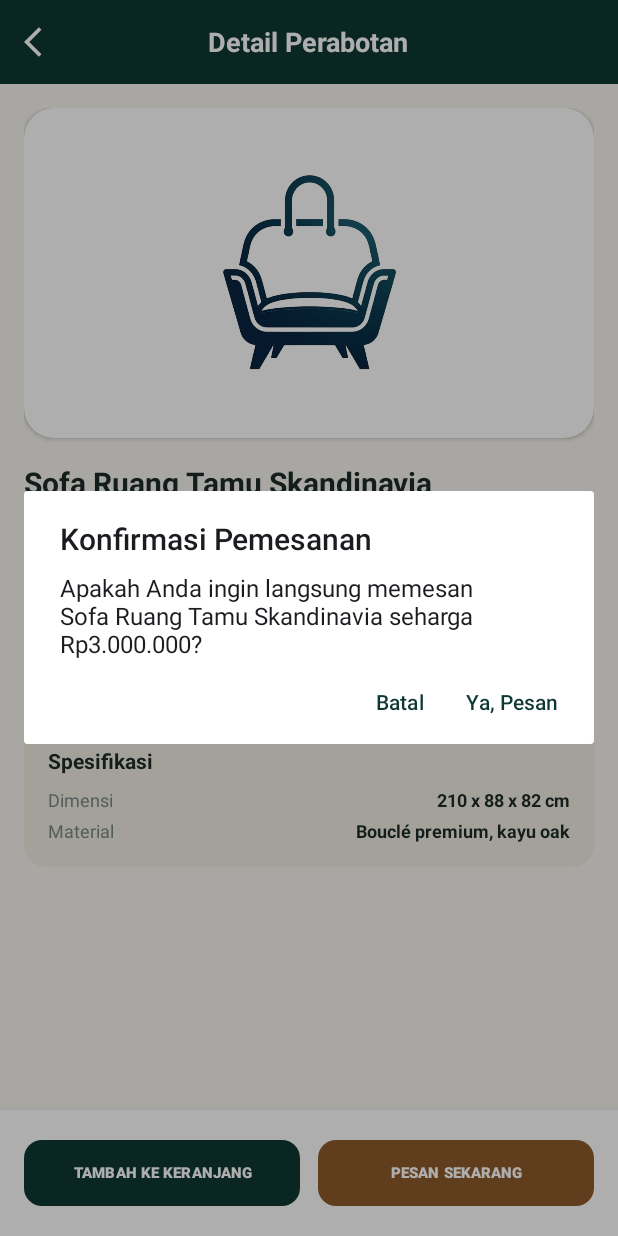
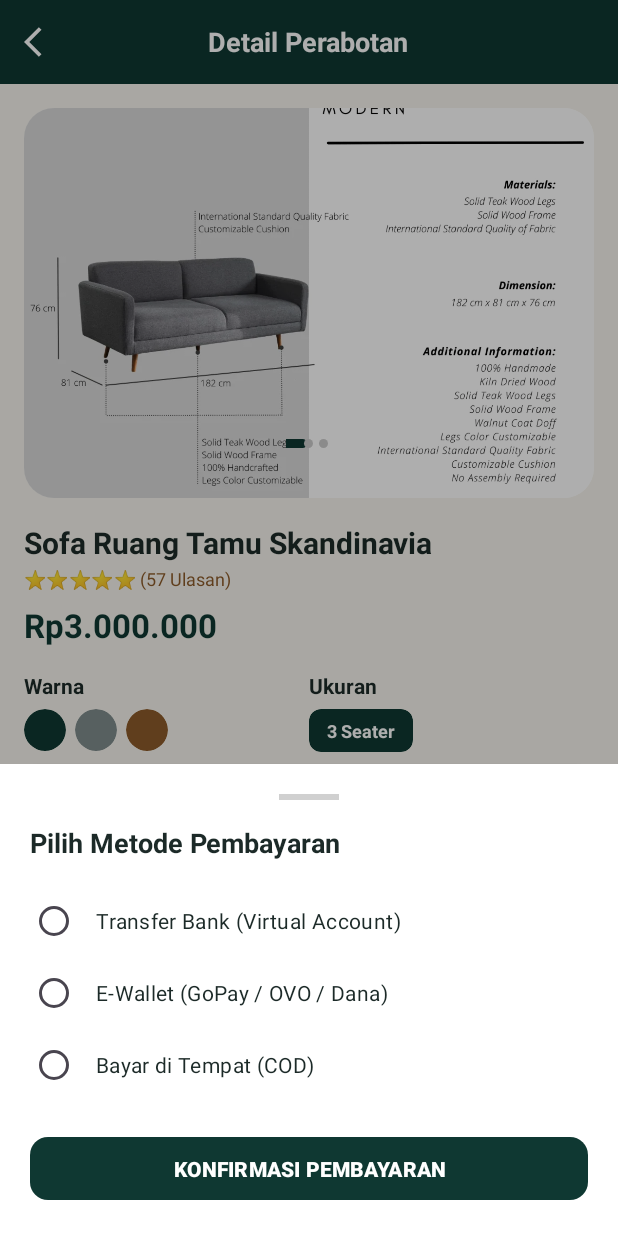
Before and after one commit to rangga-ti/RNG_SIPP, an Android app: the DetailActivity screen opened directly, with no data from a screen before it, after a tap on "PESAN SEKARANG", on a phone screen of 412 x 824 dp. Run offline under Robolectric (Android 15) with nearby library versions, the phone set to English and light mode, and no system bars.

Commit message:
Pertemuan9

```diff
--- /dev/null
+++ b/app/src/main/java/com/example/rng_sipp/Shop/Payment/PaymentBottomSheetDialog.kt
@@ -0,0 +1,52 @@
+package com.example.rng_sipp.Shop.Payment
+
+import android.os.Bundle
+import android.view.LayoutInflater
+import android.view.View
+import android.view.ViewGroup
+import android.widget.Toast
+import com.example.rng_sipp.R
+import com.example.rng_sipp.databinding.LayoutPaymentBottomSheetBinding
+import com.google.android.material.bottomsheet.BottomSheetDialogFragment
+
+class PaymentBottomSheetDialog(
+    private val onPaymentSelected: (String) -> Unit
+) : BottomSheetDialogFragment() {
+
+    private var _binding: LayoutPaymentBottomSheetBinding? = null
+    private val binding get() = _binding!!
+
+    override fun onCreateView(
+        inflater: LayoutInflater,
+        container: ViewGroup?,
+        savedInstanceState: Bundle?
+    ): View {
+        _binding = LayoutPaymentBottomSheetBinding.inflate(inflater, container, false)
+        return binding.root
+    }
+
+    override fun onViewCreated(view: View, savedInstanceState: Bundle?) {
+        super.onViewCreated(view, savedInstanceState)
+
+        binding.btnConfirmPayment.setOnClickListener {
+            val selectedMethod = when (binding.rgPaymentMethods.checkedRadioButtonId) {
+                R.id.rbTransferBank -> "Transfer Bank (Virtual Account)"
+                R.id.rbEWallet -> "E-Wallet (GoPay/OVO)"
+                R.id.rbCOD -> "Bayar di Tempat (COD)"
+                else -> ""
+            }
+
+            if (selectedMethod.isNotEmpty()) {
+                onPaymentSelected(selectedMethod)
+                dismiss()
+            } else {
+                Toast.makeText(requireContext(), "Pilih metode pembayaran terlebih dahulu", Toast.LENGTH_SHORT).show()
+            }
+        }
+    }
+
+    override fun onDestroyView() {
+        super.onDestroyView()
+        _binding = null
+    }
+}
--- /dev/null
+++ b/app/src/main/java/com/example/rng_sipp/Shop/Payment/PaymentModel.kt
@@ -0,0 +1,8 @@
+package com.example.rng_sipp.Shop.Payment
+
+data class PaymentModel(
+    val id: String,
+    val name: String,
+    val description: String,
+    val iconResId: Int
+)
--- a/app/src/main/java/com/example/rng_sipp/Shop/ProductDetail/DetailActivity.kt
+++ b/app/src/main/java/com/example/rng_sipp/Shop/ProductDetail/DetailActivity.kt
@@ -5,7 +5,10 @@ import android.util.Log
 import android.widget.Toast
 import androidx.appcompat.app.AlertDialog
 import androidx.appcompat.app.AppCompatActivity
+import com.example.rng_sipp.R
+import com.example.rng_sipp.Shop.Payment.PaymentBottomSheetDialog
 import com.example.rng_sipp.databinding.ActivityDetailBinding
+import com.google.android.material.tabs.TabLayoutMediator
 
 class DetailActivity : AppCompatActivity() {
 
@@ -26,7 +29,10 @@ class DetailActivity : AppCompatActivity() {
         binding.tvDetailTitle.text = productName
         binding.tvDetailPrice.text = productPrice
 
-        // Listener tombol back custom header
+        // Inisialisasi Image Slider produk
+        setupProductImageSlider()
+
+        // Listener tombol back header
         binding.btnBack.setOnClickListener {
             finish()
         }
@@ -35,17 +41,52 @@ class DetailActivity : AppCompatActivity() {
             Toast.makeText(this, "$productName ditambahkan ke keranjang!", Toast.LENGTH_SHORT).show()
         }
 
+        // Listener tombol beli -> Tampilkan Bottom Sheet
         binding.btnOrderNow.setOnClickListener {
-            showOrderConfirmationDialog(productName, productPrice)
+            showPaymentBottomSheet(productName, productPrice)
         }
     }
 
-    private fun showOrderConfirmationDialog(name: String, price: String) {
+    // Fungsi khusus setup ViewPager2 slider gambar
+    private fun setupProductImageSlider() {
+        val imageList = listOf(
+            R.drawable.sofasatu,
+            R.drawable.sofadua,
+            R.drawable.sofatiga
+        )
+
+        val sliderAdapter = ImageSliderAdapter(imageList)
+        binding.vpProductImage.adapter = sliderAdapter
+
+        // Hubungkan ViewPager2 ke TabLayout untuk indikator titik
+        TabLayoutMediator(binding.tlImageIndicator, binding.vpProductImage) { _, _ -> }.attach()
+    }
+
+    // Fungsi menampilkan BottomSheet Metode Pembayaran
+    private fun showPaymentBottomSheet(name: String, price: String) {
+        val paymentDialog = PaymentBottomSheetDialog { selectedPayment ->
+            showOrderConfirmationDialog(name, price, selectedPayment)
+        }
+        paymentDialog.show(supportFragmentManager, "PaymentBottomSheet")
+    }
+
+    // Fungsi dialog konfirmasi pesanan
+    private fun showOrderConfirmationDialog(name: String, price: String, paymentMethod: String) {
+        val orderMessage = """
+            Detail Pesanan:
+
+            • Produk: $name
+            • Total: $price
+            • Pembayaran: $paymentMethod
+
+            Lanjutkan transaksi?
+        """.trimIndent()
+
         AlertDialog.Builder(this)
             .setTitle("Konfirmasi Pemesanan")
-            .setMessage("Apakah Anda ingin langsung memesan $name seharga $price?")
-            .setPositiveButton("Ya, Pesan") { dialog, _ ->
-                Toast.makeText(this, "Pesanan berhasil dibuat!", Toast.LENGTH_LONG).show()
+            .setMessage(orderMessage)
+            .setPositiveButton("Ya, Bayar") { dialog, _ ->
+                Toast.makeText(this, "Pesanan berhasil dibuat via $paymentMethod!", Toast.LENGTH_LONG).show()
                 dialog.dismiss()
             }
             .setNegativeButton("Batal") { dialog, _ ->
--- /dev/null
+++ b/app/src/main/java/com/example/rng_sipp/Shop/ProductDetail/ImageSliderAdapter.kt
@@ -0,0 +1,28 @@
+package com.example.rng_sipp.Shop.ProductDetail
+
+import android.view.LayoutInflater
+import android.view.ViewGroup
+import androidx.recyclerview.widget.RecyclerView
+import com.example.rng_sipp.databinding.ItemSliderImageBinding
+
+class ImageSliderAdapter(private val imageList: List<Int>) :
+    RecyclerView.Adapter<ImageSliderAdapter.SliderViewHolder>() {
+
+    inner class SliderViewHolder(val binding: ItemSliderImageBinding) :
+        RecyclerView.ViewHolder(binding.root)
+
+    override fun onCreateViewHolder(parent: ViewGroup, viewType: Int): SliderViewHolder {
+        val binding = ItemSliderImageBinding.inflate(
+            LayoutInflater.from(parent.context),
+            parent,
+            false
+        )
+        return SliderViewHolder(binding)
+    }
+
+    override fun onBindViewHolder(holder: SliderViewHolder, position: Int) {
+        holder.binding.imgProductSlider.setImageResource(imageList[position])
+    }
+
+    override fun getItemCount(): Int = imageList.size
+}
--- /dev/null
+++ b/app/src/main/res/drawable/selector_tab_indicator.xml
@@ -0,0 +1,5 @@
+<?xml version="1.0" encoding="utf-8"?>
+<selector xmlns:android="http://schemas.android.com/apk/res/android">
+    <item android:drawable="@drawable/tab_indicator_selected" android:state_selected="true" />
+    <item android:drawable="@drawable/tab_indicator_unselected" />
+</selector>
--- /dev/null
+++ b/app/src/main/res/drawable/tab_indicator_selected.xml
@@ -0,0 +1,12 @@
+<?xml version="1.0" encoding="utf-8"?>
+<layer-list xmlns:android="http://schemas.android.com/apk/res/android">
+    <item
+        android:width="18dp"
+        android:height="6dp"
+        android:gravity="center">
+        <shape android:shape="rectangle">
+            <corners android:radius="3dp" />
+            <solid android:color="@color/green_primary" />
+        </shape>
+    </item>
+</layer-list>
--- /dev/null
+++ b/app/src/main/res/drawable/tab_indicator_unselected.xml
@@ -0,0 +1,11 @@
+<?xml version="1.0" encoding="utf-8"?>
+<layer-list xmlns:android="http://schemas.android.com/apk/res/android">
+    <item
+        android:width="6dp"
+        android:height="6dp"
+        android:gravity="center">
+        <shape android:shape="oval">
+            <solid android:color="#CCCCCC" />
+        </shape>
+    </item>
+</layer-list>
--- a/app/src/main/res/layout/activity_detail.xml
+++ b/app/src/main/res/layout/activity_detail.xml
@@ -55,21 +55,42 @@
             android:orientation="vertical"
             android:padding="16dp">
 
-            <!-- Card Banner Preview Gambar -->
+            <!-- Card Banner Image Slider -->
             <com.google.android.material.card.MaterialCardView
                 android:layout_width="match_parent"
-                android:layout_height="220dp"
+                android:layout_height="260dp"
                 app:cardBackgroundColor="@color/white"
                 app:cardCornerRadius="20dp"
-                app:cardElevation="2dp"
+                app:cardElevation="0dp"
                 app:strokeWidth="0dp">
 
-                <ImageView
-                    android:id="@+id/imgDetailProduct"
-                    android:layout_width="140dp"
-                    android:layout_height="140dp"
-                    android:layout_gravity="center"
-                    android:src="@drawable/logo_sipp" />
+                <RelativeLayout
+                    android:layout_width="match_parent"
+                    android:layout_height="match_parent">
+
+                    <androidx.viewpager2.widget.ViewPager2
+                        android:id="@+id/vpProductImage"
+                        android:layout_width="match_parent"
+                        android:layout_height="match_parent" />
+
+                    <!-- Indikator Titik-Titik Presisi di Tengah Bawah Gambar -->
+                    <com.google.android.material.tabs.TabLayout
+                        android:id="@+id/tlImageIndicator"
+                        android:layout_width="wrap_content"
+                        android:layout_height="wrap_content"
+                        android:layout_alignParentBottom="true"
+                        android:layout_centerHorizontal="true"
+                        android:layout_marginBottom="12dp"
+                        android:background="@android:color/transparent"
+                        app:tabBackground="@drawable/selector_tab_indicator"
+                        app:tabGravity="center"
+                        app:tabIndicatorHeight="0dp"
+                        app:tabMaxWidth="22dp"
+                        app:tabMinWidth="10dp"
+                        app:tabPaddingEnd="3dp"
+                        app:tabPaddingStart="3dp"
+                        app:tabRippleColor="@null" />
+                </RelativeLayout>
             </com.google.android.material.card.MaterialCardView>
 
             <TextView
--- /dev/null
+++ b/app/src/main/res/layout/item_slider_image.xml
@@ -0,0 +1,6 @@
+<?xml version="1.0" encoding="utf-8"?>
+<ImageView xmlns:android="http://schemas.android.com/apk/res/android"
+    android:id="@+id/imgProductSlider"
+    android:layout_width="match_parent"
+    android:layout_height="match_parent"
+    android:scaleType="centerCrop" />
--- /dev/null
+++ b/app/src/main/res/layout/layout_payment_bottom_sheet.xml
@@ -0,0 +1,71 @@
+<?xml version="1.0" encoding="utf-8"?>
+<LinearLayout xmlns:android="http://schemas.android.com/apk/res/android"
+    xmlns:app="http://schemas.android.com/apk/res-auto"
+    android:layout_width="match_parent"
+    android:layout_height="wrap_content"
+    android:background="@color/white"
+    android:orientation="vertical"
+    android:padding="20dp">
+
+    <!-- Handle Bar Atas -->
+    <View
+        android:layout_width="40dp"
+        android:layout_height="4dp"
+        android:layout_gravity="center_horizontal"
+        android:layout_marginBottom="16dp"
+        android:background="#D0D0D0" />
+
+    <TextView
+        android:layout_width="wrap_content"
+        android:layout_height="wrap_content"
+        android:text="Pilih Metode Pembayaran"
+        android:textColor="@color/text_primary"
+        android:textSize="18sp"
+        android:textStyle="bold" />
+
+    <RadioGroup
+        android:id="@+id/rgPaymentMethods"
+        android:layout_width="match_parent"
+        android:layout_height="wrap_content"
+        android:layout_marginTop="16dp">
+
+        <RadioButton
+            android:id="@+id/rbTransferBank"
+            android:layout_width="match_parent"
+            android:layout_height="wrap_content"
+            android:padding="12dp"
+            android:text="Transfer Bank (Virtual Account)"
+            android:textColor="@color/text_primary"
+            android:textSize="14sp" />
+
+        <RadioButton
+            android:id="@+id/rbEWallet"
+            android:layout_width="match_parent"
+            android:layout_height="wrap_content"
+            android:padding="12dp"
+            android:text="E-Wallet (GoPay / OVO / Dana)"
+            android:textColor="@color/text_primary"
+            android:textSize="14sp" />
+
+        <RadioButton
+            android:id="@+id/rbCOD"
+            android:layout_width="match_parent"
+            android:layout_height="wrap_content"
+            android:padding="12dp"
+            android:text="Bayar di Tempat (COD)"
+            android:textColor="@color/text_primary"
+            android:textSize="14sp" />
+    </RadioGroup>
+
+    <com.google.android.material.button.MaterialButton
+        android:id="@+id/btnConfirmPayment"
+        android:layout_width="match_parent"
+        android:layout_height="50dp"
+        android:layout_marginTop="20dp"
+        android:text="KONFIRMASI PEMBAYARAN"
+        android:textColor="@color/white"
+        android:textStyle="bold"
+        app:backgroundTint="@color/green_primary"
+        app:cornerRadius="12dp" />
+
+</LinearLayout>
```
Also changed, not shown: app/src/main/res/drawable/sofadua.jpg (added), app/src/main/res/drawable/sofasatu.jpg (added), app/src/main/res/drawable/sofatiga.jpg (added).
